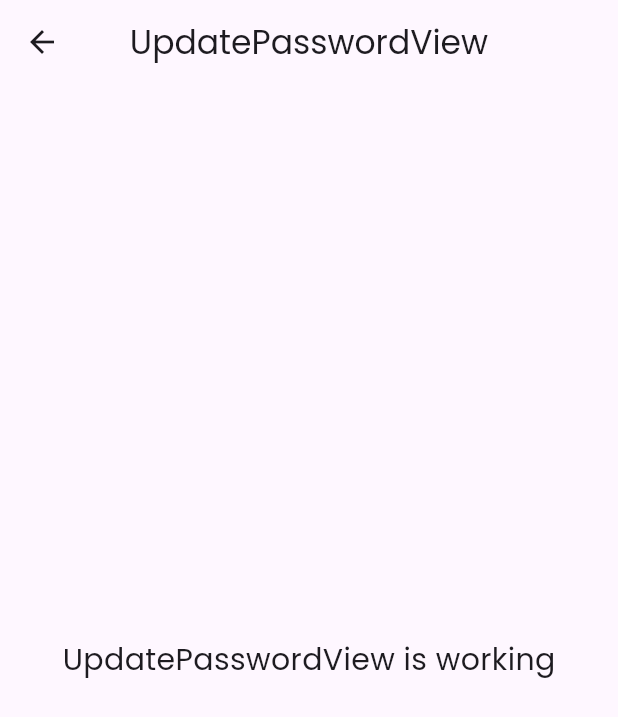
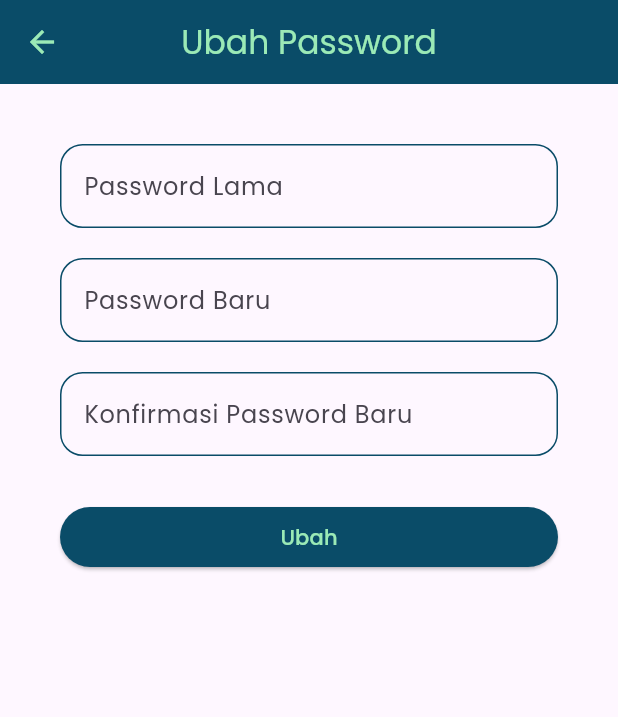
Before and after one commit to alindrapu/flutter_hris, a Flutter app: the UpdatePasswordView screen opened by its route, on a phone screen of 412 x 824 dp. Shown: the top 717 px of the screen. Run offline on Flutter 3.47's test engine with Material 3 defaults, Android fonts, the phone set to English and light mode, and no system bars; our stand-ins replace convex_bottom_bar, dropdown_search, firebase_core, geocoding, geolocator, get and 4 more; missing offline and left inert: flutter_screen_scaler, local_auth_android, local_auth_ios; accounts and stored records are empty.

Commit message:
update: no-data widget, update password function

```diff
--- a/lib/app/config/api.dart
+++ b/lib/app/config/api.dart
@@ -1,5 +1,5 @@
 class Api {
-  static const _baseUrl = "https://absensinet-api.alindraputra.info/api";
+  static const _baseUrl = "https://absensinet-api.berkode.my.id/api";
   static const login = "$_baseUrl/login";
   static const register = "$_baseUrl/register";
   static const logout = "$_baseUrl/logout";
@@ -9,6 +9,7 @@ class Api {
   static const newPassword = "$_baseUrl/new-password";
   static const newKdAkses = "$_baseUrl/new-kd-akses";
   static const newKdPass = "$_baseUrl/new-kd-password";
+  static const updatePass = "$_baseUrl/update-password";
   static const addPegawaiCurrent = "$_baseUrl/add-pegawai-current";
   static const updateCurrentPosition = "$_baseUrl/update-current-position";
   static const absenPegawai = "$_baseUrl/presensi-pegawai";
--- a/lib/app/modules/add_pegawai/views/add_pegawai_view.dart
+++ b/lib/app/modules/add_pegawai/views/add_pegawai_view.dart
@@ -285,9 +285,9 @@ class _AddPegawaiViewState extends State<AddPegawaiView> {
             () => ElevatedButton(
               style: ButtonStyle(
                 backgroundColor:
-                    WidgetStateProperty.all<Color>(Styles.themeDark),
+                    MaterialStateProperty.all<Color>(Styles.themeDark),
                 foregroundColor:
-                    WidgetStateProperty.all<Color>(Styles.themeLight),
+                    MaterialStateProperty.all<Color>(Styles.themeLight),
               ),
               onPressed: () async {
                 if (controller.isLoading.isFalse) {
--- a/lib/app/modules/login/controllers/login_controller.dart
+++ b/lib/app/modules/login/controllers/login_controller.dart
@@ -86,7 +86,8 @@ class LoginController extends GetxController {
         }
         print(errorMessage);
         isLoading.value = false;
-        Get.snackbar("Terjadi Kesalahan", "Gagal melakukan login. $e");
+        Get.snackbar(
+            "Terjadi Kesalahan", "Gagal melakukan login. Coba lagi nanti");
       }
     } else {
       Get.snackbar("Terjadi Kesalahan", "Email dan Password harus diisi!");
--- a/lib/app/modules/login/views/login_view.dart
+++ b/lib/app/modules/login/views/login_view.dart
@@ -59,9 +59,9 @@ class LoginView extends GetView<LoginController> {
             () => ElevatedButton(
               style: ButtonStyle(
                 backgroundColor:
-                    WidgetStateProperty.all<Color>(Styles.themeDark),
+                    MaterialStateProperty.all<Color>(Styles.themeDark),
                 foregroundColor:
-                    WidgetStateProperty.all<Color>(Styles.themeLight),
+                    MaterialStateProperty.all<Color>(Styles.themeLight),
               ),
               onPressed: () async {
                 if (controller.isLoading.isFalse) {
--- a/lib/app/modules/new_kd_pass/views/new_kd_pass_view.dart
+++ b/lib/app/modules/new_kd_pass/views/new_kd_pass_view.dart
@@ -86,12 +86,12 @@ class NewKdPassView extends GetView<NewKdPassController> {
             ),
             const SizedBox(height: 30),
             Obx(
-                  () => ElevatedButton(
+              () => ElevatedButton(
                 style: ButtonStyle(
                   backgroundColor:
-                  WidgetStateProperty.all<Color>(Styles.themeDark),
+                      MaterialStateProperty.all<Color>(Styles.themeDark),
                   foregroundColor:
-                  WidgetStateProperty.all<Color>(Styles.themeLight),
+                      MaterialStateProperty.all<Color>(Styles.themeLight),
                 ),
                 onPressed: () async {
                   if (controller.isLoading.isFalse) {
--- a/lib/app/modules/new_password/views/new_password_view.dart
+++ b/lib/app/modules/new_password/views/new_password_view.dart
@@ -54,12 +54,12 @@ class NewPasswordView extends GetView<NewPasswordController> {
             ),
             const SizedBox(height: 30),
             Obx(
-                  () => ElevatedButton(
+              () => ElevatedButton(
                 style: ButtonStyle(
                   backgroundColor:
-                  WidgetStateProperty.all<Color>(Styles.themeDark),
+                      MaterialStateProperty.all<Color>(Styles.themeDark),
                   foregroundColor:
-                  WidgetStateProperty.all<Color>(Styles.themeLight),
+                      MaterialStateProperty.all<Color>(Styles.themeLight),
                 ),
                 onPressed: () async {
                   if (controller.isLoading.isFalse) {
--- a/lib/app/modules/pengajuan_cuti/views/pengajuan_cuti_view.dart
+++ b/lib/app/modules/pengajuan_cuti/views/pengajuan_cuti_view.dart
@@ -158,9 +158,9 @@ class _PengajuanCutiViewState extends State<PengajuanCutiView> {
             () => ElevatedButton(
               style: ButtonStyle(
                 backgroundColor:
-                    WidgetStateProperty.all<Color>(Styles.themeDark),
+                    MaterialStateProperty.all<Color>(Styles.themeDark),
                 foregroundColor:
-                    WidgetStateProperty.all<Color>(Styles.themeLight),
+                    MaterialStateProperty.all<Color>(Styles.themeLight),
               ),
               onPressed: () async {
                 if (controller.isLoading.isFalse) {
--- a/lib/app/modules/update_password/views/update_password_view.dart
+++ b/lib/app/modules/update_password/views/update_password_view.dart
@@ -1,24 +1,99 @@
 import 'package:flutter/material.dart';
 
 import 'package:get/get.dart';
+import 'package:hris/app/styles/styles.dart';
 
 import '../controllers/update_password_controller.dart';
 
 class UpdatePasswordView extends GetView<UpdatePasswordController> {
   const UpdatePasswordView({super.key});
+
   @override
   Widget build(BuildContext context) {
     return Scaffold(
-      appBar: AppBar(
-        title: const Text('UpdatePasswordView'),
-        centerTitle: true,
-      ),
-      body: const Center(
-        child: Text(
-          'UpdatePasswordView is working',
-          style: TextStyle(fontSize: 20),
+        appBar: AppBar(
+          backgroundColor: Styles.themeDark,
+          foregroundColor: Styles.themeLight,
+          title: const Text('Ubah Password'),
+          centerTitle: true,
         ),
-      ),
-    );
+        body: ListView(
+          padding: const EdgeInsets.all(40),
+          children: [
+            TextField(
+              controller: controller.oldPassC,
+              autocorrect: false,
+              obscureText: true,
+              decoration: InputDecoration(
+                labelText: "Password Lama",
+                enabledBorder: OutlineInputBorder(
+                  borderSide: const BorderSide(color: Styles.themeDark),
+                  borderRadius: BorderRadius.circular(15),
+                ),
+                focusedBorder: OutlineInputBorder(
+                  borderSide: const BorderSide(color: Styles.themeLight),
+                  borderRadius: BorderRadius.circular(9),
+                ),
+              ),
+            ),
+            const SizedBox(height: 20),
+            TextField(
+              controller: controller.newPassC,
+              autocorrect: false,
+              obscureText: true,
+              decoration: InputDecoration(
+                labelText: "Password Baru",
+                enabledBorder: OutlineInputBorder(
+                  borderSide: const BorderSide(color: Styles.themeDark),
+                  borderRadius: BorderRadius.circular(15),
+                ),
+                focusedBorder: OutlineInputBorder(
+                  borderSide: const BorderSide(color: Styles.themeLight),
+                  borderRadius: BorderRadius.circular(9),
+                ),
+              ),
+            ),
+            const SizedBox(height: 20),
+            TextField(
+              autocorrect: false,
+              obscureText: true,
+              controller: controller.confirmNewPassC,
+              decoration: InputDecoration(
+                labelText: "Konfirmasi Password Baru",
+                enabledBorder: OutlineInputBorder(
+                  borderSide: const BorderSide(color: Styles.themeDark),
+                  borderRadius: BorderRadius.circular(15),
+                ),
+                focusedBorder: OutlineInputBorder(
+                  borderSide: const BorderSide(color: Styles.themeLight),
+                  borderRadius: BorderRadius.circular(9),
+                ),
+              ),
+            ),
+            const SizedBox(height: 30),
+            Obx(
+              () => ElevatedButton(
+                style: ButtonStyle(
+                  backgroundColor:
+                      MaterialStateProperty.all<Color>(Styles.themeDark),
+                  foregroundColor:
+                      MaterialStateProperty.all<Color>(Styles.themeLight),
+                ),
+                onPressed: () async {
+                  try {
+                    if (controller.isLoading.isFalse) {
+                      await controller.updatePass();
+                    }
+                  } catch (e) {
+                    Get.snackbar(
+                        "Terjadi Kesalahan", "Gagal mengubah password");
+                  }
+                },
+                child: Text(
+                    controller.isLoading.isFalse ? "Ubah" : "Sedang Proses.."),
+              ),
+            ),
+          ],
+        ));
   }
 }
```
Also changed, not shown: lib/app/data/models/user_details.dart (+6 -1 lines), lib/app/modules/approval_cuti/views/approval_cuti_view.dart (+6 -3 lines), lib/app/modules/update_password/controllers/update_password_controller.dart (+121 -0 lines), lib/app/modules/update_profile/controllers/update_profile_controller.dart (+3 -6 lines), lib/app/modules/update_profile/views/update_profile_view.dart (+7 -4 lines), lib/app/widgets/no_data.dart (added, +42 -0 lines), pubspec.lock, 1 other file.
